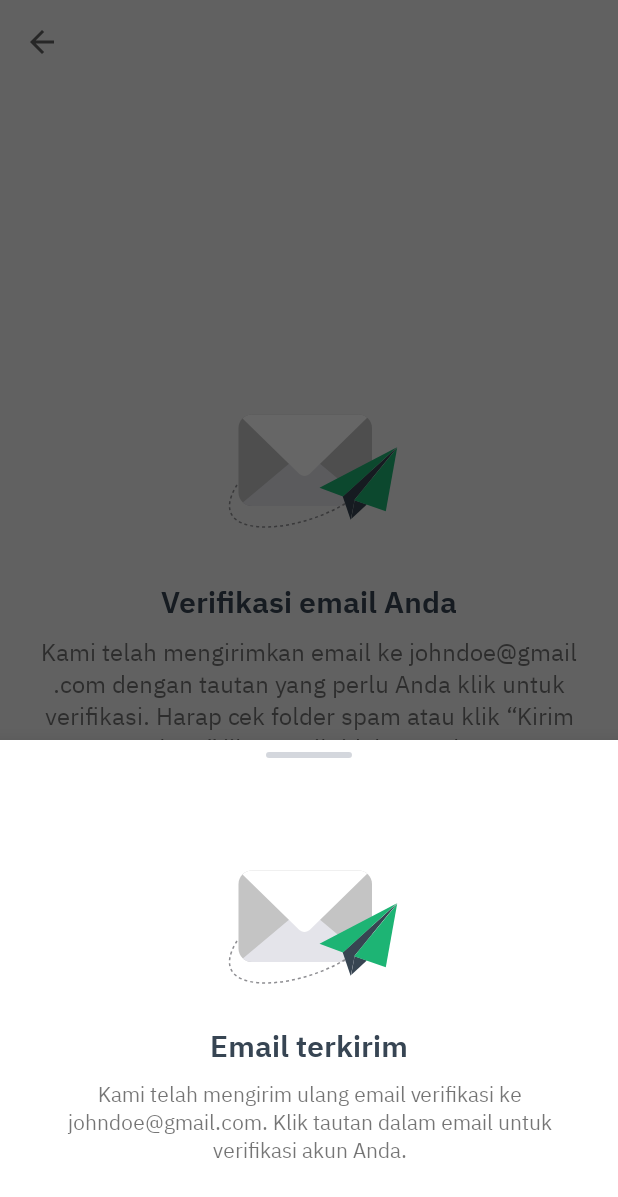
After one commit to mychengel/AvanteeLender, an Android app: the fragment ConfirmationSheetFragment placed in its activity, on a phone screen of 412 x 824 dp. The commit adds this screen. Shown: the top 1197 px of the screen. Run offline under Robolectric (Android 15) with nearby library versions, the phone set to English and light mode, and no system bars.

Commit message:
update
update

```diff
--- a/app/src/main/java/byc/avt/avanteelender/intro/Walkthrough.java
+++ b/app/src/main/java/byc/avt/avanteelender/intro/Walkthrough.java
@@ -4,6 +4,7 @@ import androidx.appcompat.app.AppCompatActivity;
 import androidx.viewpager.widget.PagerAdapter;
 import androidx.viewpager.widget.ViewPager;
 
+import android.app.Dialog;
 import android.content.Context;
 import android.content.Intent;
 import android.graphics.Color;
@@ -20,6 +21,7 @@ import android.widget.LinearLayout;
 import android.widget.TextView;
 
 import byc.avt.avanteelender.R;
+import byc.avt.avanteelender.helper.GlobalVariables;
 import byc.avt.avanteelender.helper.PrefManager;
 import byc.avt.avanteelender.view.RegistrationActivity;
 import byc.avt.avanteelender.view.MainActivity;
--- a/app/src/main/java/byc/avt/avanteelender/view/RegistrationVerifyEmailActivity.java
+++ b/app/src/main/java/byc/avt/avanteelender/view/RegistrationVerifyEmailActivity.java
@@ -5,13 +5,16 @@ import androidx.appcompat.widget.Toolbar;
 
 import android.os.Bundle;
 import android.view.MenuItem;
+import android.view.View;
+import android.widget.Button;
 
 import byc.avt.avanteelender.R;
-import byc.avt.avanteelender.view.sheet.TermFragment;
+import byc.avt.avanteelender.view.sheet.ConfirmationSheetFragment;
 
 public class RegistrationVerifyEmailActivity extends AppCompatActivity {
 
     Toolbar bar;
+    Button btn_resent, btn_next;
 
     @Override
     protected void onCreate(Bundle savedInstanceState) {
@@ -22,6 +25,23 @@ public class RegistrationVerifyEmailActivity extends AppCompatActivity {
         setSupportActionBar(bar);
         getSupportActionBar().setDisplayHomeAsUpEnabled(true);
         getSupportActionBar().setDisplayShowHomeEnabled(true);
+        btn_resent = findViewById(R.id.btn_kirim_ulang_reg_verify_email);
+        btn_next = findViewById(R.id.btn_next_reg_verify_email);
+
+        btn_resent.setOnClickListener(new View.OnClickListener() {
+            @Override
+            public void onClick(View v) {
+                ConfirmationSheetFragment resentEmailFragment = ConfirmationSheetFragment.getInstance();
+                resentEmailFragment.show(getSupportFragmentManager(), resentEmailFragment.getTag());
+            }
+        });
+
+        btn_next.setOnClickListener(new View.OnClickListener() {
+            @Override
+            public void onClick(View v) {
+
+            }
+        });
     }
 
     // button back diklik
--- /dev/null
+++ b/app/src/main/java/byc/avt/avanteelender/view/sheet/ConfirmationSheetFragment.java
@@ -0,0 +1,47 @@
+package byc.avt.avanteelender.view.sheet;
+
+import android.os.Bundle;
+
+import androidx.annotation.NonNull;
+import androidx.annotation.Nullable;
+import androidx.fragment.app.Fragment;
+
+import android.view.LayoutInflater;
+import android.view.View;
+import android.view.ViewGroup;
+
+import com.google.android.material.bottomsheet.BottomSheetDialogFragment;
+
+import byc.avt.avanteelender.R;
+
+/**
+ * A simple {@link Fragment} subclass.
+ */
+public class ConfirmationSheetFragment extends BottomSheetDialogFragment {
+
+    private static ConfirmationSheetFragment instance;
+
+    public ConfirmationSheetFragment() {
+
+    }
+
+    public static ConfirmationSheetFragment getInstance() {
+        if (instance == null) {
+            instance = new ConfirmationSheetFragment();
+        }
+        return instance;
+    }
+
+    @Override
+    public View onCreateView(LayoutInflater inflater, ViewGroup container,
+                             Bundle savedInstanceState) {
+        return inflater.inflate(R.layout.fragment_sheet_confirmation, container, false);
+    }
+
+    @Override
+    public void onViewCreated(@NonNull View view, @Nullable Bundle savedInstanceState) {
+        super.onViewCreated(view, savedInstanceState);
+    }
+
+
+}
--- /dev/null
+++ b/app/src/main/res/drawable/ic_handle.xml
@@ -0,0 +1,10 @@
+<vector xmlns:android="http://schemas.android.com/apk/res/android"
+    android:width="57dp"
+    android:height="4dp"
+    android:viewportWidth="57"
+    android:viewportHeight="4">
+  <path
+      android:pathData="M2,0L55,0A2,2 0,0 1,57 2L57,2A2,2 0,0 1,55 4L2,4A2,2 0,0 1,0 2L0,2A2,2 0,0 1,2 0z"
+      android:fillColor="#D2D5DB"
+      android:fillAlpha="0.94"/>
+</vector>
--- a/app/src/main/res/layout/activity_registration_verify_email.xml
+++ b/app/src/main/res/layout/activity_registration_verify_email.xml
@@ -21,12 +21,12 @@
         android:id="@+id/lbl_title_reg_verify_email"
         android:layout_width="wrap_content"
         android:layout_height="wrap_content"
-        android:layout_marginBottom="48dp"
+        android:layout_marginBottom="16dp"
         android:fontFamily="@font/ibm_plex_sans_semi_bold"
         android:text="@string/verifikasi_email_anda"
         android:textColor="@color/dark"
         android:textSize="20sp"
-        app:layout_constraintBottom_toBottomOf="parent"
+        app:layout_constraintBottom_toTopOf="@+id/btn_next_reg_verify_email"
         app:layout_constraintEnd_toEndOf="parent"
         app:layout_constraintStart_toStartOf="parent"
         app:layout_constraintTop_toBottomOf="@+id/tb_reg_verify_email" />
@@ -49,7 +49,7 @@
         android:id="@+id/lottie_email_sent_reg_verify_email"
         android:layout_width="132dp"
         android:layout_height="132dp"
-        android:layout_marginBottom="32dp"
+        android:layout_marginBottom="8dp"
         android:scaleType="centerCrop"
         app:layout_constraintBottom_toTopOf="@+id/lbl_title_reg_verify_email"
         app:layout_constraintEnd_toEndOf="parent"
--- /dev/null
+++ b/app/src/main/res/layout/fragment_sheet_confirmation.xml
@@ -0,0 +1,62 @@
+<?xml version="1.0" encoding="utf-8"?>
+<androidx.constraintlayout.widget.ConstraintLayout xmlns:android="http://schemas.android.com/apk/res/android"
+    xmlns:app="http://schemas.android.com/apk/res-auto"
+    xmlns:tools="http://schemas.android.com/tools"
+    android:id="@+id/cons_fr_resent_email"
+    android:layout_width="match_parent"
+    android:layout_height="wrap_content"
+    android:paddingBottom="48dp"
+    tools:context=".view.sheet.ConfirmationSheetFragment">
+
+    <ImageView
+        android:id="@+id/img_handle_fr_resent_email"
+        android:layout_width="wrap_content"
+        android:layout_height="wrap_content"
+        android:layout_marginTop="8dp"
+        android:contentDescription="@string/img"
+        android:src="@drawable/ic_handle"
+        app:layout_constraintEnd_toEndOf="parent"
+        app:layout_constraintStart_toStartOf="parent"
+        app:layout_constraintTop_toTopOf="parent" />
+
+    <com.airbnb.lottie.LottieAnimationView
+        android:id="@+id/lottie_fr_resent_email"
+        android:layout_width="132dp"
+        android:layout_height="132dp"
+        android:layout_marginTop="56dp"
+        android:scaleType="centerCrop"
+        app:layout_constraintEnd_toEndOf="parent"
+        app:layout_constraintStart_toStartOf="parent"
+        app:layout_constraintTop_toTopOf="parent"
+        app:lottie_autoPlay="true"
+        app:lottie_loop="false"
+        app:lottie_rawRes="@raw/email_sent_once"
+        tools:layout_conversion_absoluteHeight="132dp"
+        tools:layout_conversion_absoluteWidth="132dp" />
+
+    <TextView
+        android:id="@+id/lbl_title_fr_resent_email"
+        android:layout_width="wrap_content"
+        android:layout_height="wrap_content"
+        android:fontFamily="@font/ibm_plex_sans_semi_bold"
+        android:text="@string/email_terkirim"
+        android:textColor="@color/dark"
+        android:textSize="20sp"
+        app:layout_constraintEnd_toEndOf="parent"
+        app:layout_constraintStart_toStartOf="parent"
+        app:layout_constraintTop_toBottomOf="@+id/lottie_fr_resent_email" />
+
+    <TextView
+        android:id="@+id/lbl_des_fr_resent_email"
+        android:layout_width="0dp"
+        android:layout_height="wrap_content"
+        android:layout_marginStart="24dp"
+        android:layout_marginTop="8dp"
+        android:layout_marginEnd="24dp"
+        android:text="@string/dummy_resent_email"
+        android:textAlignment="center"
+        app:layout_constraintEnd_toEndOf="parent"
+        app:layout_constraintStart_toStartOf="parent"
+        app:layout_constraintTop_toBottomOf="@+id/lbl_title_fr_resent_email" />
+
+</androidx.constraintlayout.widget.ConstraintLayout>
--- a/app/src/main/res/layout/fragment_term.xml
+++ b/app/src/main/res/layout/fragment_sheet_term.xml
@@ -52,7 +52,7 @@
             android:id="@+id/cons_nested_sv_fr_term"
             android:layout_width="match_parent"
             android:layout_height="match_parent"
-            tools:context=".view.sheet.TermFragment">
+            tools:context=".view.sheet.TermSheetFragment">
 
             <TextView
                 android:id="@+id/txt_toc_fr_term"
--- a/app/src/main/res/values/strings.xml
+++ b/app/src/main/res/values/strings.xml
@@ -206,5 +206,7 @@
     <string name="dummy_kami_telah">Kami telah mengirimkan email ke johndoe@gmail.com dengan tautan yang perlu Anda klik untuk verifikasi. Harap cek folder spam atau klik “Kirim ulang” jika email tidak masuk.</string>
     <string name="kirim_ulang">Kirim ulang</string>
     <string name="lanjutkan">Lanjutkan</string>
+    <string name="email_terkirim">Email terkirim</string>
+    <string name="dummy_resent_email">Kami telah mengirim ulang email verifikasi ke johndoe@gmail.com. Klik tautan dalam email untuk verifikasi akun Anda.</string>
 
 </resources>
```
Also changed, not shown: app/src/main/java/byc/avt/avanteelender/helper/GlobalVariables.java (+24 -10 lines), app/src/main/java/byc/avt/avanteelender/repositories/AuthenticationRepository.java (+10 -69 lines), app/src/main/java/byc/avt/avanteelender/view/RegistrationActivity.java (+7 -9 lines), app/src/main/java/byc/avt/avanteelender/view/sheet/TermSheetFragment.java (renamed from app/src/main/java/byc/avt/avanteelender/view/sheet/TermFragment.java, +6 -6 lines), app/src/main/res/layout/dialog_loading.xml (added, +38 -0 lines).
